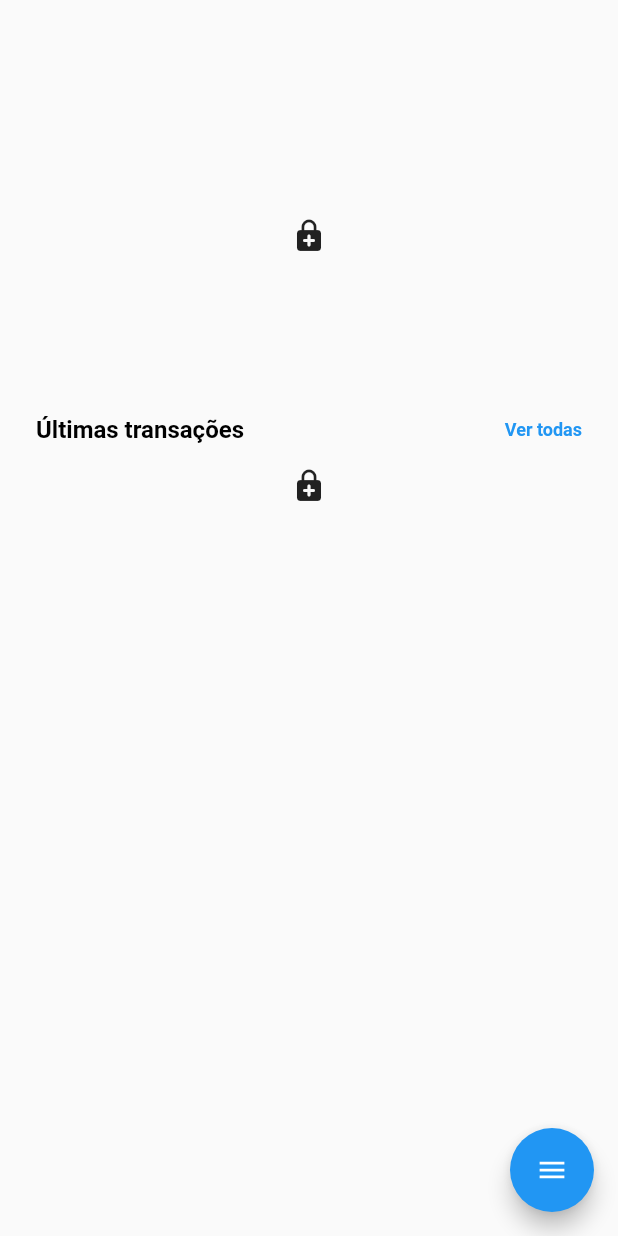
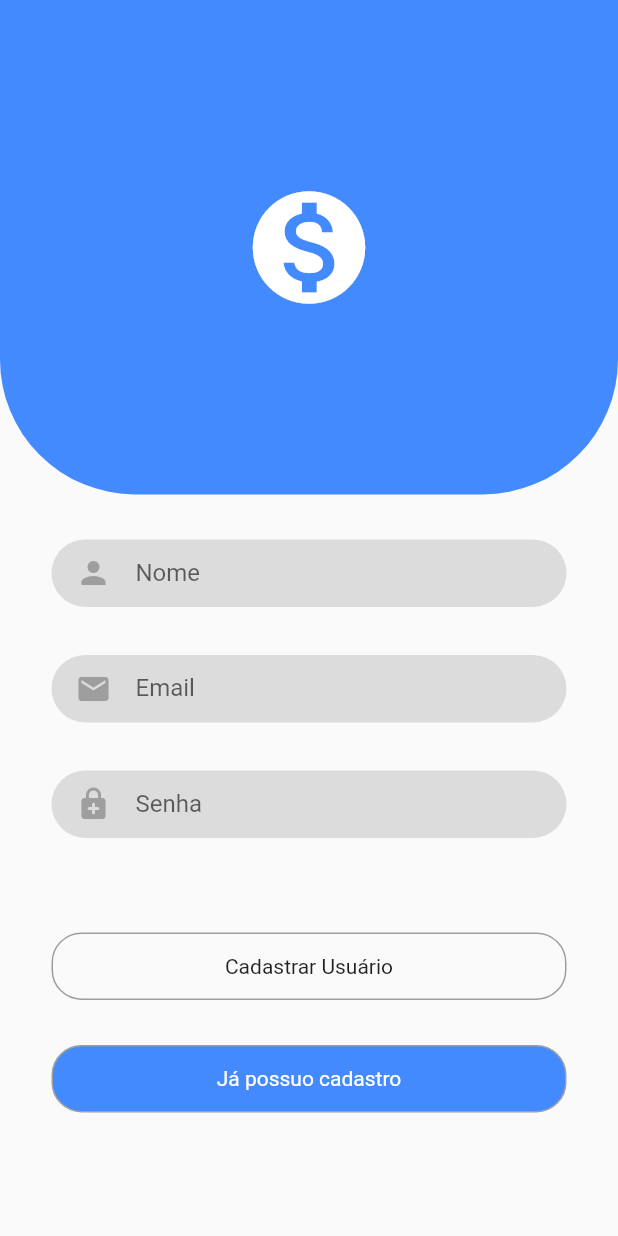
Before and after one commit to fagnerpsantos/flutter-autenticacao-rest, a Flutter app: the screen it shows after launch, on a phone screen of 412 x 824 dp. Run offline on Flutter 3.47's test engine with Material 2 defaults, Android fonts, the phone set to English and light mode, and no system bars; drawn by our look-alikes of flutter_speed_dial; our stand-ins replace date_format, flutter_slidable, sqflite; accounts and stored records are empty.

Commit message:
Cadastro de usuário funcionando, criando tela de login

```diff
--- a/lib/main.dart
+++ b/lib/main.dart
@@ -1,4 +1,6 @@
 import 'package:flutter/material.dart';
+import 'package:flutter_autenticacao_apis_rest/screens/cadastrar_usuario/cadastrar_usuario_screen.dart';
+import 'package:flutter_autenticacao_apis_rest/screens/login/login_screen.dart';
 import 'screens/home/home_screen.dart';
 
 void main()=>runApp(Main());
@@ -8,7 +10,7 @@ class Main extends StatelessWidget {
   Widget build(BuildContext context) {
     return MaterialApp(
       debugShowCheckedModeBanner: false,
-      home: HomeScreen()
+      home: CadastrarUsuarioScreen()
     );
   }
 }
--- /dev/null
+++ b/lib/models/login.dart
@@ -0,0 +1,19 @@
+class Login {
+  int id;
+  String nome, email, senha;
+
+  Login({this.id, this.email, this.senha});
+
+  Map<String, dynamic> toJson() {
+    return {
+      'email': email,
+      'senha': senha
+    };
+  }
+
+  Login.fromJson(Map json) {
+    id = json["id"];
+    email = json["email"];
+    senha = json["senha"];
+  }
+}
--- /dev/null
+++ b/lib/models/usuario.dart
@@ -0,0 +1,21 @@
+class Usuario {
+  int id;
+  String nome, email, senha;
+
+  Usuario({this.id, this.nome, this.email, this.senha});
+
+  Map<String, dynamic> toJson() {
+    return {
+      'nome': nome,
+      'email': email,
+      'senha': senha
+    };
+  }
+
+  Usuario.fromJson(Map json) {
+    id = json["id"];
+    nome = json["nome"];
+    email = json["email"];
+    senha = json["senha"];
+  }
+}
--- /dev/null
+++ b/lib/screens/cadastrar_usuario/cadastrar_usuario_screen.dart
@@ -0,0 +1,185 @@
+import 'package:flutter/material.dart';
+import '../login/login_screen.dart';
+import '../../services/usuario_rest_service.dart';
+import '../../models/usuario.dart';
+import '../home/home_screen.dart';
+
+class CadastrarUsuarioScreen extends StatelessWidget {
+  final _nomeController = TextEditingController();
+  final _emailController = TextEditingController();
+  final _senhaController = TextEditingController();
+  UsuarioRestService urs = UsuarioRestService();
+
+  @override
+  Widget build(BuildContext context) {
+    return Scaffold(
+      body: Container(
+        child: ListView(
+          padding: EdgeInsets.zero,
+          children: [
+            Stack(
+              alignment: Alignment.bottomCenter,
+              children: [
+                Column(
+                  children: [
+                    Container(
+                      width: MediaQuery.of(context).size.width,
+                      height: MediaQuery.of(context).size.height / 2.5,
+                      decoration: BoxDecoration(
+                          color: Colors.blueAccent,
+                          borderRadius: BorderRadius.only(
+                            bottomLeft: Radius.circular(90),
+                            bottomRight: Radius.circular(90),
+                          )),
+                      child: Column(
+                        mainAxisAlignment: MainAxisAlignment.center,
+                        children: [
+                          Spacer(),
+                          Align(
+                            alignment: Alignment.center,
+                            child: Icon(
+                              Icons.monetization_on,
+                              size: 90,
+                              color: Colors.white,
+                            ),
+                          ),
+                          Spacer(),
+                        ],
+                      ),
+                    ),
+                    Container(
+                      height: MediaQuery.of(context).size.height / 2,
+                      width: MediaQuery.of(context).size.width,
+                      padding: EdgeInsets.only(top: 30),
+                      child: Column(
+                        children: [
+                          Container(
+                            width: MediaQuery.of(context).size.width / 1.2,
+                            height: 45,
+                            padding: EdgeInsets.only(
+                                top: 4, left: 16, right: 16, bottom: 4),
+                            decoration: BoxDecoration(
+                                borderRadius:
+                                    BorderRadius.all(Radius.circular(50)),
+                                color: Colors.black12),
+                            child: TextField(
+                              controller: _nomeController,
+                              decoration: InputDecoration(
+                                  border: InputBorder.none,
+                                  icon: Icon(
+                                    Icons.person,
+                                    color: Colors.grey,
+                                  ),
+                                  hintText: 'Nome'),
+                            ),
+                          ),
+                          Container(
+                            width: MediaQuery.of(context).size.width / 1.2,
+                            height: 45,
+                            margin: EdgeInsets.only(top: 32),
+                            padding: EdgeInsets.only(
+                                top: 4, left: 16, right: 16, bottom: 4),
+                            decoration: BoxDecoration(
+                                borderRadius:
+                                    BorderRadius.all(Radius.circular(50)),
+                                color: Colors.black12),
+                            child: TextField(
+                              controller: _emailController,
+                              decoration: InputDecoration(
+                                  border: InputBorder.none,
+                                  icon: Icon(
+                                    Icons.mail,
+                                    color: Colors.grey,
+                                  ),
+                                  hintText: 'Email'),
+                            ),
+                          ),
+                          Container(
+                            width: MediaQuery.of(context).size.width / 1.2,
+                            height: 45,
+                            margin: EdgeInsets.only(top: 32),
+                            padding: EdgeInsets.only(
+                                top: 4, left: 16, right: 16, bottom: 4),
+                            decoration: BoxDecoration(
+                                borderRadius:
+                                    BorderRadius.all(Radius.circular(50)),
+                                color: Colors.black12),
+                            child: TextField(
+                              controller: _senhaController,
+                              decoration: InputDecoration(
+                                  border: InputBorder.none,
+                                  icon: Icon(
+                                    Icons.enhanced_encryption_rounded,
+                                    color: Colors.grey,
+                                  ),
+                                  hintText: 'Senha'),
+                            ),
+                          ),
+                        ],
+                      ),
+                    )
+                  ],
+                ),
+                Column(children: [
+                  Container(
+                    child: Padding(
+                      padding: EdgeInsets.only(top: 10, bottom: 10),
+                      child: InkWell(
+                        onTap: () {
+                          Usuario novoUsuario = Usuario(
+                              nome: _nomeController.text,
+                              email: _emailController.text,
+                              senha: _senhaController.text);
+                          urs.addUsuario(novoUsuario);
+                          Navigator.of(context).push(
+                              MaterialPageRoute(builder: (_) => HomeScreen()));
+                        },
+                        borderRadius: BorderRadius.circular(20),
+                        child: Container(
+                          height: 45,
+                          width: MediaQuery.of(context).size.width / 1.2,
+                          decoration: BoxDecoration(
+                              borderRadius: BorderRadius.circular(20),
+                              border: Border.all(color: Colors.grey)),
+                          child: Center(
+                            child: Text("Cadastrar Usuário"),
+                          ),
+                        ),
+                      ),
+                    ),
+                  ),
+                  Container(
+                    child: Padding(
+                      padding: EdgeInsets.only(top: 20),
+                      child: InkWell(
+                        onTap: () {
+                          Navigator.of(context).push(
+                              MaterialPageRoute(builder: (_) => LoginScreen()));
+                        },
+                        borderRadius: BorderRadius.circular(20),
+                        child: Container(
+                          height: 45,
+                          width: MediaQuery.of(context).size.width / 1.2,
+                          decoration: BoxDecoration(
+                              borderRadius: BorderRadius.circular(20),
+                              border: Border.all(color: Colors.grey),
+                              color: Colors.blueAccent),
+                          child: Center(
+                            child: Text(
+                              "Já possuo cadastro",
+                              style: TextStyle(color: Colors.white),
+                            ),
+                          ),
+                        ),
+                      ),
+                    ),
+                  ),
+                ]),
+              ],
+            )
+          ],
+        ),
+      ),
+    );
+  }
+}
```
Also changed, not shown: lib/models/conta.dart (+0 -14 lines), lib/models/transacao.dart (+0 -22 lines), lib/screens/login/login_screen.dart (added, +136 -0 lines), lib/services/login_rest_service.dart (added, +22 -0 lines), lib/services/usuario_rest_service.dart (added, +21 -0 lines).
